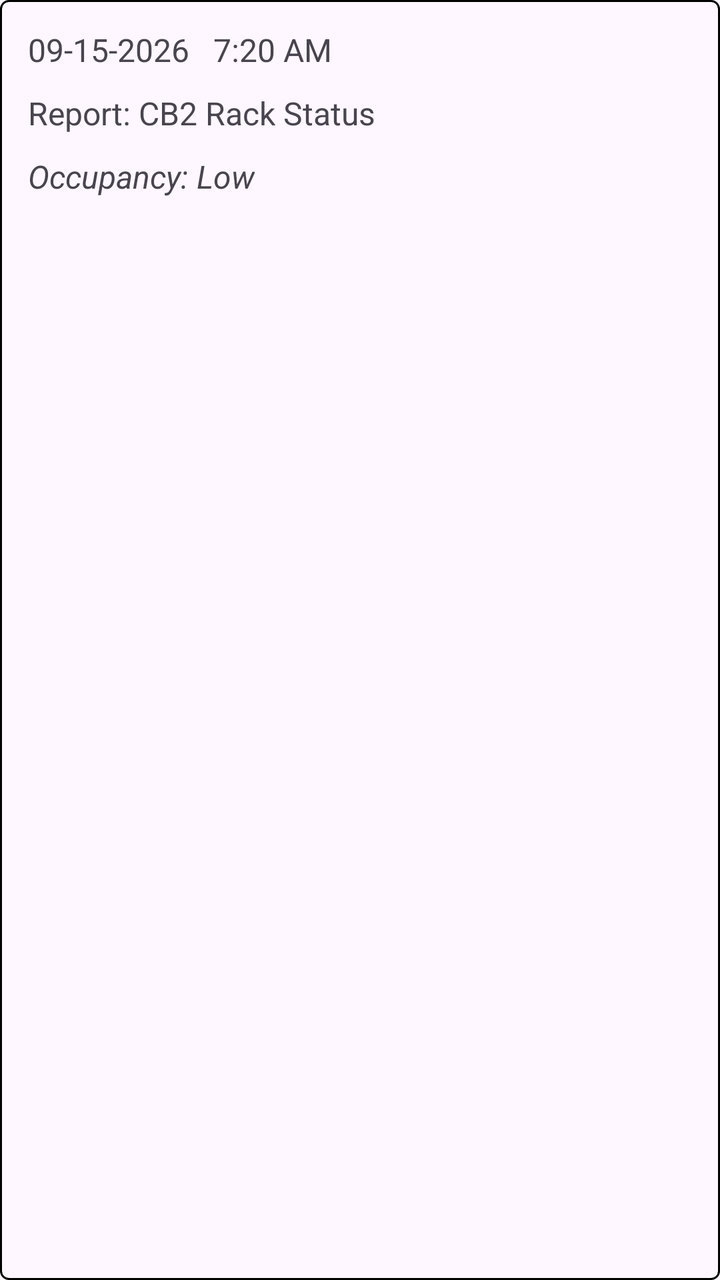
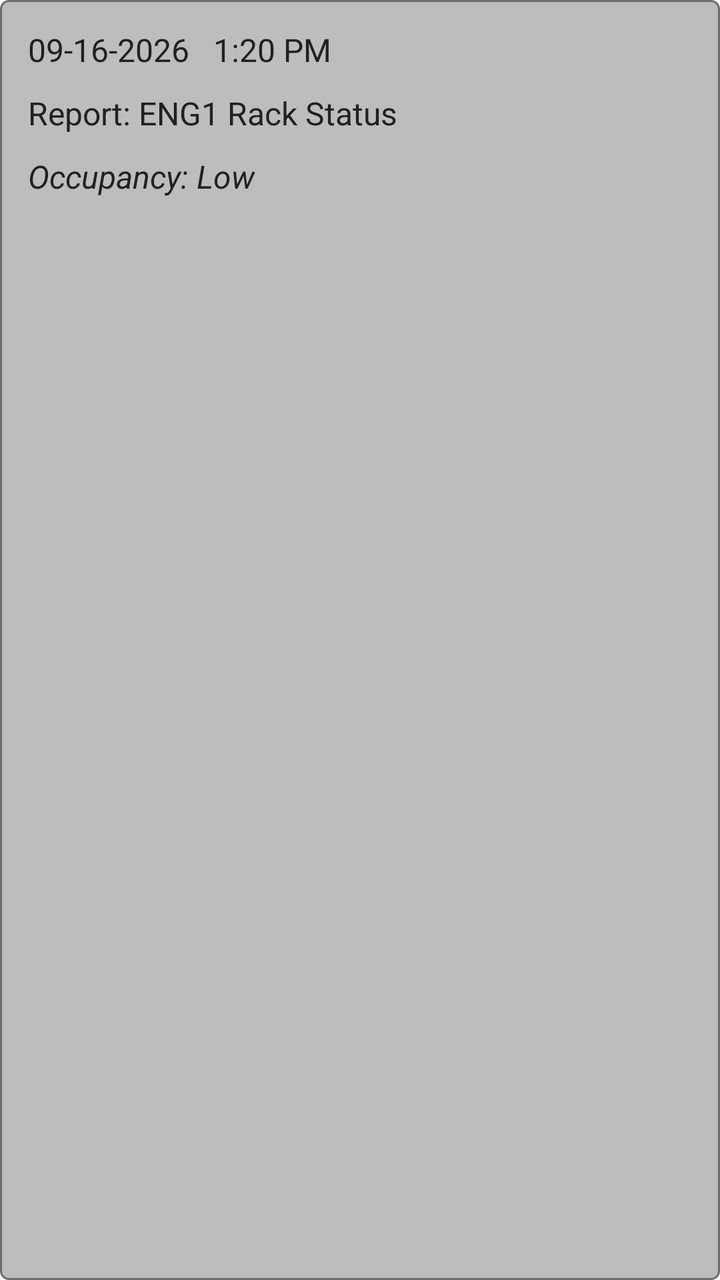

An Android layout rendered at two revisions. The XML below is the earlier revision; the diff shows what the commit changed to produce the second picture.
<!-- AndroidManifest.xml: application theme Theme.Campus_Bike_Rack_Locator -->
<!-- res/layout/item_report_card.xml -->
<?xml version="1.0" encoding="utf-8"?>
<LinearLayout xmlns:android="http://schemas.android.com/apk/res/android"
    android:layout_width="match_parent"
    android:layout_height="wrap_content"
    android:layout_marginBottom="12dp"
    android:background="@drawable/bg_report_card"
    android:orientation="vertical"
    android:padding="14dp">

    <TextView
        android:id="@+id/tvReportDateTime"
        android:layout_width="wrap_content"
        android:layout_height="wrap_content"
        android:text="09-15-2026   7:20 AM"
        android:textColor="@color/text_primary"
        android:textSize="16sp" />

    <TextView
        android:id="@+id/tvReportLocation"
        android:layout_width="wrap_content"
        android:layout_height="wrap_content"
        android:layout_marginTop="10dp"
        android:text="Report: CB2 Rack Status"
        android:textColor="@color/text_primary"
        android:textSize="16sp" />

    <TextView
        android:id="@+id/tvReportOccupancy"
        android:layout_width="wrap_content"
        android:layout_height="wrap_content"
        android:layout_marginTop="10dp"
        android:text="Occupancy: Low"
        android:textColor="@color/text_primary"
        android:textSize="16sp"
        android:textStyle="italic" />
</LinearLayout>
<!-- resources referenced by this layout -->
<resources>
  <!-- drawable bg_report_card (drawable) -->
  <?xml version="1.0" encoding="utf-8"?>
  <shape xmlns:android="http://schemas.android.com/apk/res/android"
      android:shape="rectangle">
      <solid
          android:color="@color/card_gray" />
      <stroke
          android:width="1dp"
          android:color="@color/card_border" />
      <corners
          android:radius="4dp" />
  </shape>
  <style name="Theme.Campus_Bike_Rack_Locator" parent="Base.Theme.Campus_Bike_Rack_Locator" />
  <style name="Base.Theme.Campus_Bike_Rack_Locator" parent="Theme.Material3.DayNight.NoActionBar">
          
          
      </style>
</resources>

<!-- the commit's change to res/layout/item_report_card.xml (unified diff, before → after) -->
@@ -11,7 +11,7 @@
         android:id="@+id/tvReportDateTime"
         android:layout_width="wrap_content"
         android:layout_height="wrap_content"
-        android:text="09-15-2026   7:20 AM"
+        android:text="09-16-2026   1:20 PM"
         android:textColor="@color/text_primary"
         android:textSize="16sp" />
 
@@ -20,7 +20,7 @@
         android:layout_width="wrap_content"
         android:layout_height="wrap_content"
         android:layout_marginTop="10dp"
-        android:text="Report: CB2 Rack Status"
+        android:text="Report: ENG1 Rack Status"
         android:textColor="@color/text_primary"
         android:textSize="16sp" />
 
<!-- resource entries referenced after the edit -->
@@ -1,5 +1,6 @@
 <!-- resources referenced by this layout -->
 <resources>
+  <color name="text_primary">#212121</color>
   <!-- drawable bg_report_card (drawable) -->
   <?xml version="1.0" encoding="utf-8"?>
   <shape xmlns:android="http://schemas.android.com/apk/res/android"
@@ -13,6 +14,8 @@
           android:radius="4dp" />
   </shape>
   <style name="Theme.Campus_Bike_Rack_Locator" parent="Base.Theme.Campus_Bike_Rack_Locator" />
+  <color name="card_gray">#BDBDBD</color>
+  <color name="card_border">#6E6E6E</color>
   <style name="Base.Theme.Campus_Bike_Rack_Locator" parent="Theme.Material3.DayNight.NoActionBar">
           
           
